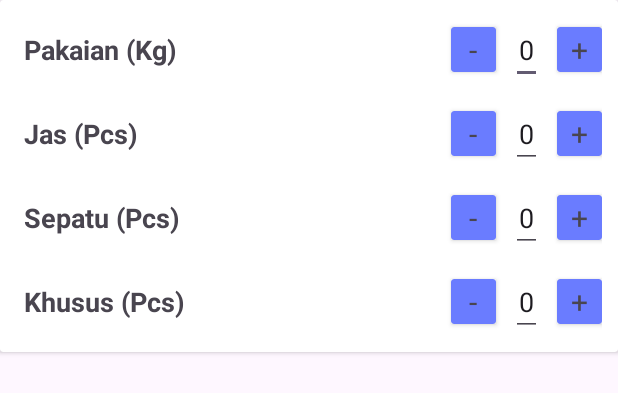
After one commit to UkurUkurMan/LaundryU, an Android app: the layout card_expand2.xml on its own in the app's theme, with its tools: preview values and no code run, on a phone screen of 412 x 824 dp. The commit adds this screen. Shown: the top 393 px of the screen. Run offline under Robolectric (Android 15) with nearby library versions, the phone set to English and light mode, and no system bars.

Commit message:
Create Expandable Menu (All Menus are Functionally) Next Step: Fixing Bug, Send Data to Database

```diff
--- a/app/src/main/res/layout/activity_order.xml
+++ b/app/src/main/res/layout/activity_order.xml
@@ -106,7 +106,7 @@
                 android:textColor="@color/white"/>
             <include
                 android:id="@+id/expandLinear2"
-                layout="@layout/card_expand"
+                layout="@layout/card_expand2"
                 android:visibility="gone"/>
         </LinearLayout>
     </androidx.cardview.widget.CardView>
@@ -144,7 +144,7 @@
                 android:textColor="@color/white"/>
             <include
                 android:id="@+id/expandLinear3"
-                layout="@layout/card_expand"
+                layout="@layout/card_expand3"
                 android:visibility="gone"/>
         </LinearLayout>
     </androidx.cardview.widget.CardView>
--- /dev/null
+++ b/app/src/main/res/layout/card_expand2.xml
@@ -0,0 +1,252 @@
+<?xml version="1.0" encoding="utf-8"?>
+<androidx.cardview.widget.CardView
+    xmlns:android="http://schemas.android.com/apk/res/android"
+    xmlns:app="http://schemas.android.com/apk/res-auto"
+    android:layout_width="match_parent"
+    android:layout_height="wrap_content">
+
+
+    <LinearLayout
+        android:layout_width="match_parent"
+        android:layout_height="wrap_content"
+        android:orientation="vertical"
+        android:padding="5dp">
+        <LinearLayout
+            android:layout_width="match_parent"
+            android:layout_height="wrap_content"
+            android:orientation="horizontal"
+            android:padding="5dp">
+            <TextView
+                android:layout_width="wrap_content"
+                android:layout_height="wrap_content"
+                android:layout_marginStart="5dp"
+                android:layout_gravity="center"
+                android:text="Pakaian (Kg)"
+                android:textSize="18sp"
+                android:textStyle="bold"
+                />
+            <LinearLayout
+                android:layout_width="match_parent"
+                android:layout_height="wrap_content"
+                android:gravity="right"
+                android:layout_gravity="center">
+                <androidx.cardview.widget.CardView
+                    android:id="@+id/minPkn2"
+                    android:layout_width="30dp"
+                    android:layout_height="30dp"
+                    android:layout_gravity="center"
+                    app:cardBackgroundColor="@color/primary">
+                    <TextView
+                        android:layout_width="wrap_content"
+                        android:layout_height="wrap_content"
+                        android:text="-"
+                        android:textSize="20dp"
+                        android:layout_gravity="center"/>
+                </androidx.cardview.widget.CardView>
+
+                <EditText
+                    android:id="@+id/itemPkn2"
+                    android:editable="false"
+                    android:layout_width="wrap_content"
+                    android:layout_height="wrap_content"
+                    android:layout_marginLeft="10dp"
+                    android:layout_marginRight="10dp"
+                    android:text="0"
+                    android:gravity="center"/>
+
+                <androidx.cardview.widget.CardView
+                    android:id="@+id/plusPkn2"
+                    android:layout_width="30dp"
+                    android:layout_height="30dp"
+                    android:layout_gravity="center"
+                    app:cardBackgroundColor="@color/primary">
+                    <TextView
+                        android:layout_width="wrap_content"
+                        android:layout_height="wrap_content"
+                        android:text="+"
+                        android:textSize="20dp"
+                        android:layout_gravity="center"/>
+                </androidx.cardview.widget.CardView>
+            </LinearLayout>
+        </LinearLayout>
+
+        <LinearLayout
+            android:layout_width="match_parent"
+            android:layout_height="wrap_content"
+            android:orientation="horizontal"
+            android:padding="5dp">
+            <TextView
+                android:layout_width="wrap_content"
+                android:layout_height="wrap_content"
+                android:layout_marginStart="5dp"
+                android:layout_gravity="center"
+                android:text="Jas (Pcs)"
+                android:textSize="18sp"
+                android:textStyle="bold"
+                />
+            <LinearLayout
+                android:layout_width="match_parent"
+                android:layout_height="wrap_content"
+                android:gravity="right"
+                android:layout_gravity="center">
+                <androidx.cardview.widget.CardView
+                    android:id="@+id/minJas2"
+                    android:layout_width="30dp"
+                    android:layout_height="30dp"
+                    android:layout_gravity="center"
+                    app:cardBackgroundColor="@color/primary">
+                    <TextView
+                        android:layout_width="wrap_content"
+                        android:layout_height="wrap_content"
+                        android:text="-"
+                        android:textSize="20dp"
+                        android:layout_gravity="center"/>
+                </androidx.cardview.widget.CardView>
+
+                <EditText
+                    android:id="@+id/itemJas2"
+                    android:editable="false"
+                    android:layout_width="wrap_content"
+                    android:layout_height="wrap_content"
+                    android:layout_marginLeft="10dp"
+                    android:layout_marginRight="10dp"
+                    android:text="0"
+                    android:gravity="center"/>
+
+                <androidx.cardview.widget.CardView
+                    android:id="@+id/plusJas2"
+                    android:layout_width="30dp"
+                    android:layout_height="30dp"
+                    android:layout_gravity="center"
+                    app:cardBackgroundColor="@color/primary">
+                    <TextView
+                        android:layout_width="wrap_content"
+                        android:layout_height="wrap_content"
+                        android:text="+"
+                        android:textSize="20dp"
+                        android:layout_gravity="center"/>
+                </androidx.cardview.widget.CardView>
+            </LinearLayout>
+        </LinearLayout>
+
+        <LinearLayout
+            android:layout_width="match_parent"
+            android:layout_height="wrap_content"
+            android:orientation="horizontal"
+            android:padding="5dp">
+            <TextView
+                android:id="@+id/textView"
+                android:layout_width="wrap_content"
+                android:layout_height="wrap_content"
+                android:layout_marginStart="5dp"
+                android:layout_gravity="center"
+                android:text="Sepatu (Pcs)"
+                android:textSize="18sp"
+                android:textStyle="bold"
+                />
+            <LinearLayout
+                android:layout_width="match_parent"
+                android:layout_height="wrap_content"
+                android:gravity="right"
+                android:layout_gravity="center">
+                <androidx.cardview.widget.CardView
+                    android:id="@+id/minSpt2"
+                    android:layout_width="30dp"
+                    android:layout_height="30dp"
+                    android:layout_gravity="center"
+                    app:cardBackgroundColor="@color/primary">
+                    <TextView
+                        android:layout_width="wrap_content"
+                        android:layout_height="wrap_content"
+                        android:text="-"
+                        android:textSize="20dp"
+                        android:layout_gravity="center"/>
+                </androidx.cardview.widget.CardView>
+
+                <EditText
+                    android:id="@+id/itemSpt2"
+                    android:editable="false"
+                    android:layout_width="wrap_content"
+                    android:layout_height="wrap_content"
+                    android:layout_marginLeft="10dp"
+                    android:layout_marginRight="10dp"
+                    android:text="0"
+                    android:gravity="center"/>
+
+                <androidx.cardview.widget.CardView
+                    android:id="@+id/plusSpt2"
+                    android:layout_width="30dp"
+                    android:layout_height="30dp"
+                    android:layout_gravity="center"
+                    app:cardBackgroundColor="@color/primary">
+                    <TextView
+                        android:layout_width="wrap_content"
+                        android:layout_height="wrap_content"
+                        android:text="+"
+                        android:textSize="20dp"
+                        android:layout_gravity="center"/>
+                </androidx.cardview.widget.CardView>
+            </LinearLayout>
+        </LinearLayout>
+
+        <LinearLayout
+            android:layout_width="match_parent"
+            android:layout_height="wrap_content"
+            android:orientation="horizontal"
+            android:padding="5dp">
+            <TextView
+                android:layout_width="wrap_content"
+                android:layout_height="wrap_content"
+                android:layout_marginStart="5dp"
+                android:layout_gravity="center"
+                android:text="Khusus (Pcs)"
+                android:textSize="18sp"
+                android:textStyle="bold"
+                />
+            <LinearLayout
+                android:layout_width="match_parent"
+                android:layout_height="wrap_content"
+                android:gravity="right"
+                android:layout_gravity="center">
+                <androidx.cardview.widget.CardView
+                    android:id="@+id/minKhusus2"
+                    android:layout_width="30dp"
+                    android:layout_height="30dp"
+                    android:layout_gravity="center"
+                    app:cardBackgroundColor="@color/primary">
+                    <TextView
+                        android:layout_width="wrap_content"
+                        android:layout_height="wrap_content"
+                        android:text="-"
+                        android:textSize="20dp"
+                        android:layout_gravity="center"/>
+                </androidx.cardview.widget.CardView>
+
+                <EditText
+                    android:id="@+id/itemKhusus2"
+                    android:editable="false"
+                    android:layout_width="wrap_content"
+                    android:layout_height="wrap_content"
+                    android:layout_marginLeft="10dp"
+                    android:layout_marginRight="10dp"
+                    android:text="0"
+                    android:gravity="center"/>
+
+                <androidx.cardview.widget.CardView
+                    android:id="@+id/plusKhusus2"
+                    android:layout_width="30dp"
+                    android:layout_height="30dp"
+                    android:layout_gravity="center"
+                    app:cardBackgroundColor="@color/primary">
+                    <TextView
+                        android:layout_width="wrap_content"
+                        android:layout_height="wrap_content"
+                        android:text="+"
+                        android:textSize="20dp"
+                        android:layout_gravity="center"/>
+                </androidx.cardview.widget.CardView>
+            </LinearLayout>
+        </LinearLayout>
+    </LinearLayout>
+
+</androidx.cardview.widget.CardView>
```
Also changed, not shown: app/src/main/java/com/laundryukurukur/OrderAct.kt (+198 -19 lines), app/src/main/res/layout/card_expand3.xml (added, +252 -0 lines).
